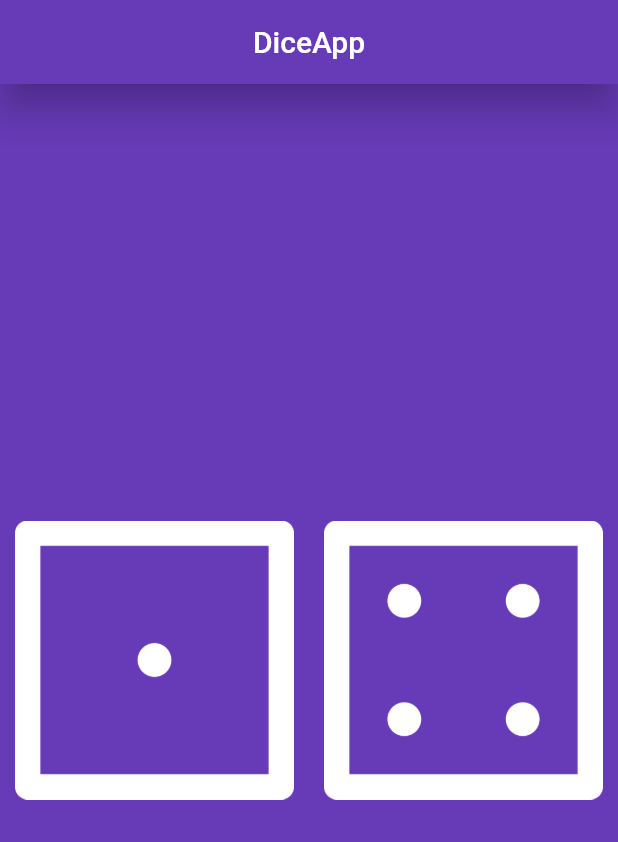
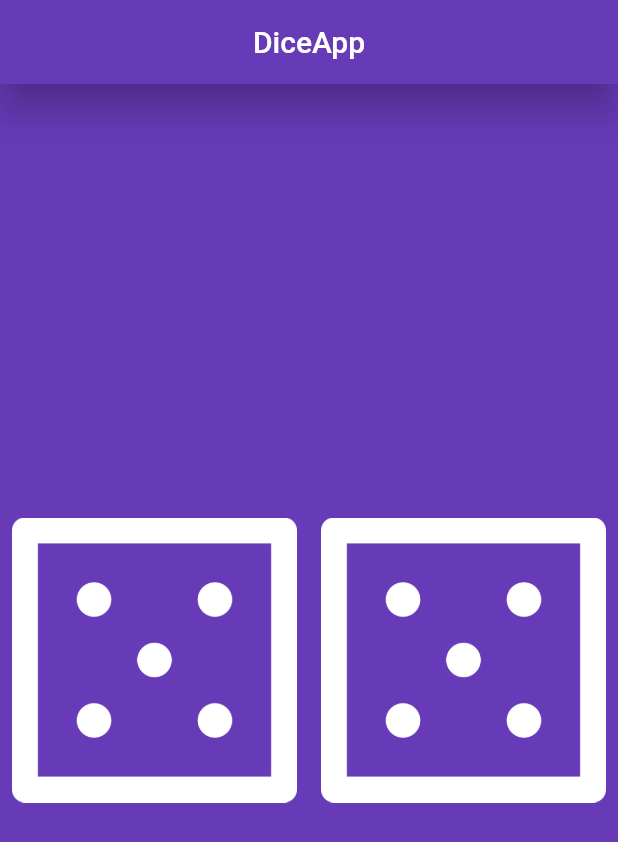
Before and after one commit to Yeralxr/simulacion_de_dados, a Flutter app: the screen it shows after launch, on a phone screen of 412 x 824 dp. Shown: the top 842 px of the screen. Run offline on Flutter 3.47's test engine with Material 2 defaults, Android fonts, the phone set to English and light mode, and no system bars.

Commit message:
version(90%)

```diff
--- a/lib/main.dart
+++ b/lib/main.dart
@@ -1,3 +1,5 @@
+import 'dart:math';
+
 import 'package:flutter/material.dart';
 
 void main() {
@@ -17,8 +19,14 @@ class MyApp extends StatelessWidget {
   }
 }
 
-class HomePage extends StatelessWidget {
-  const HomePage({super.key});
+class HomePage extends StatefulWidget {
+  @override
+  State<HomePage> createState() => _HomePageState();
+}
+
+class _HomePageState extends State<HomePage> {
+  int DadoIzquierdo = Random().nextInt(6) + 1; //0 - 5;
+  int DadoDerecho = Random().nextInt(6) + 1; //0 - 5;
 
   @override
   Widget build(BuildContext context) {
@@ -34,19 +42,25 @@ class HomePage extends StatelessWidget {
         child: Row(
           children: [
             Expanded(
-              child: Padding(
-                padding: const EdgeInsets.all(10.0),
+              child: TextButton(
+                onPressed: () {
+                  DadoIzquierdo = Random().nextInt(6) + 1; //0 - 5
+                  setState(() {});
+                },
                 child: Image.asset(
-                  "assets/images/dice1.png",
+                  "assets/images/dice$DadoIzquierdo.png",
                 ),
               ),
               flex: 1,
             ),
             Expanded(
-              child: Padding(
-                padding: const EdgeInsets.all(10.0),
+              child: TextButton(
+                onPressed: () {
+                  DadoDerecho = Random().nextInt(6) + 1; //0 - 5
+                  setState(() {});
+                },
                 child: Image.asset(
-                  "assets/images/dice4.png",
+                  "assets/images/dice$DadoDerecho.png",
                 ),
               ),
               flex: 1,
```
